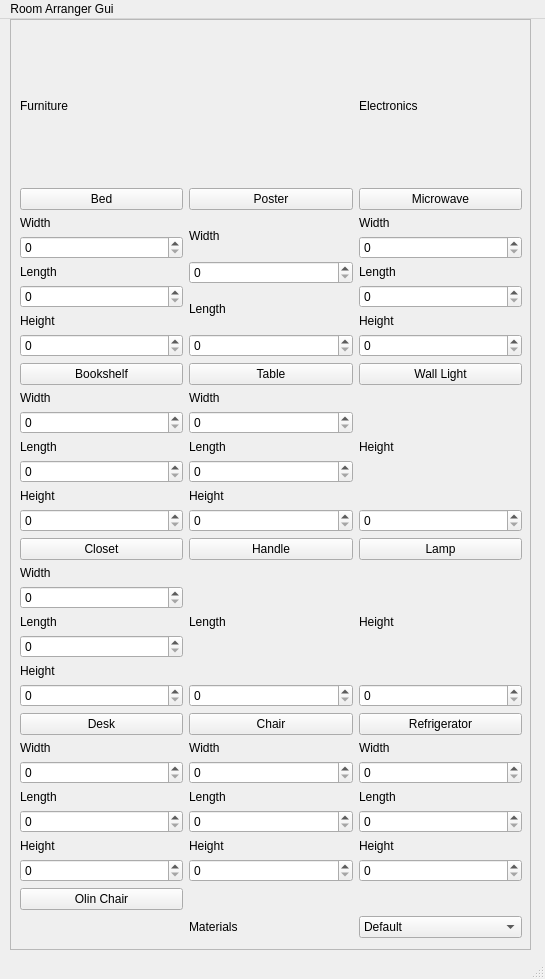
Before: the Qt Designer form Gui4.ui in nlintz/Room-Arranger, drawn with Qt 5.
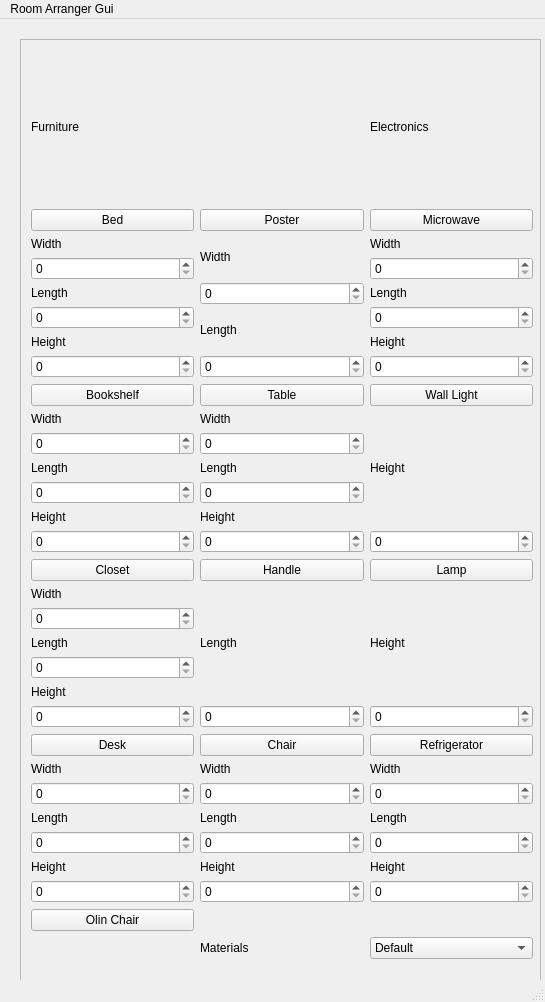
After: the same form once the commit is applied.

Commit message: added a scrollable area

```diff
--- a/Gui4.ui
+++ b/Gui4.ui
@@ -7,27 +7,33 @@
     <x>0</x>
     <y>0</y>
     <width>545</width>
-    <height>979</height>
+    <height>1002</height>
    </rect>
   </property>
   <property name="windowTitle">
    <string>MainWindow</string>
   </property>
   <widget class="QWidget" name="centralwidget">
-   <widget class="QFrame" name="frame">
+   <widget class="QScrollArea" name="scrollArea">
     <property name="geometry">
      <rect>
-      <x>10</x>
-      <y>0</y>
+      <x>20</x>
+      <y>20</y>
       <width>521</width>
-      <height>931</height>
+      <height>961</height>
      </rect>
     </property>
-    <property name="frameShape">
-     <enum>QFrame::StyledPanel</enum>
+    <property name="widgetResizable">
+     <bool>true</bool>
     </property>
-    <property name="frameShadow">
-     <enum>QFrame::Raised</enum>
+    <widget class="QWidget" name="scrollAreaWidgetContents">
+     <property name="geometry">
+      <rect>
+       <x>0</x>
+       <y>0</y>
+       <width>519</width>
+       <height>959</height>
+      </rect>
     </property>
     <widget class="QWidget" name="layoutWidget">
      <property name="geometry">
@@ -711,6 +717,7 @@
        </layout>
       </item>
      </layout>
+     </widget>
     </widget>
    </widget>
   </widget>
```
Lines whose indentation alone changed are shown as unchanged.
